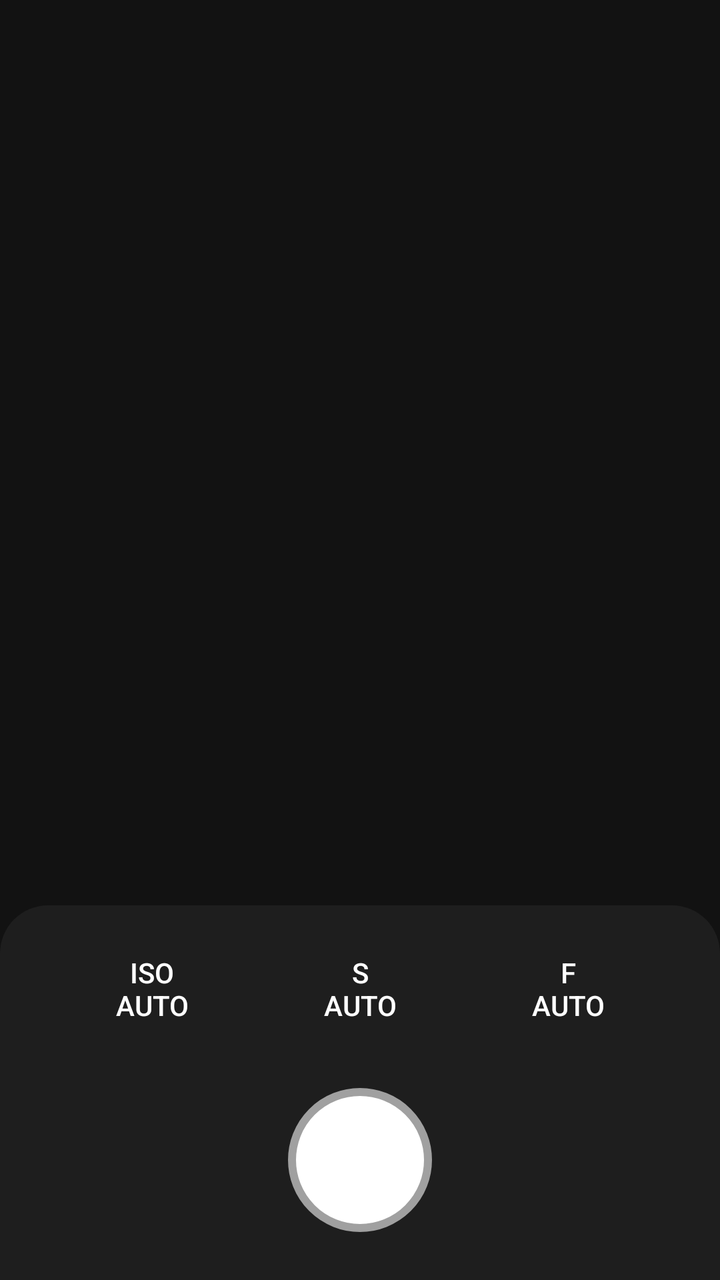
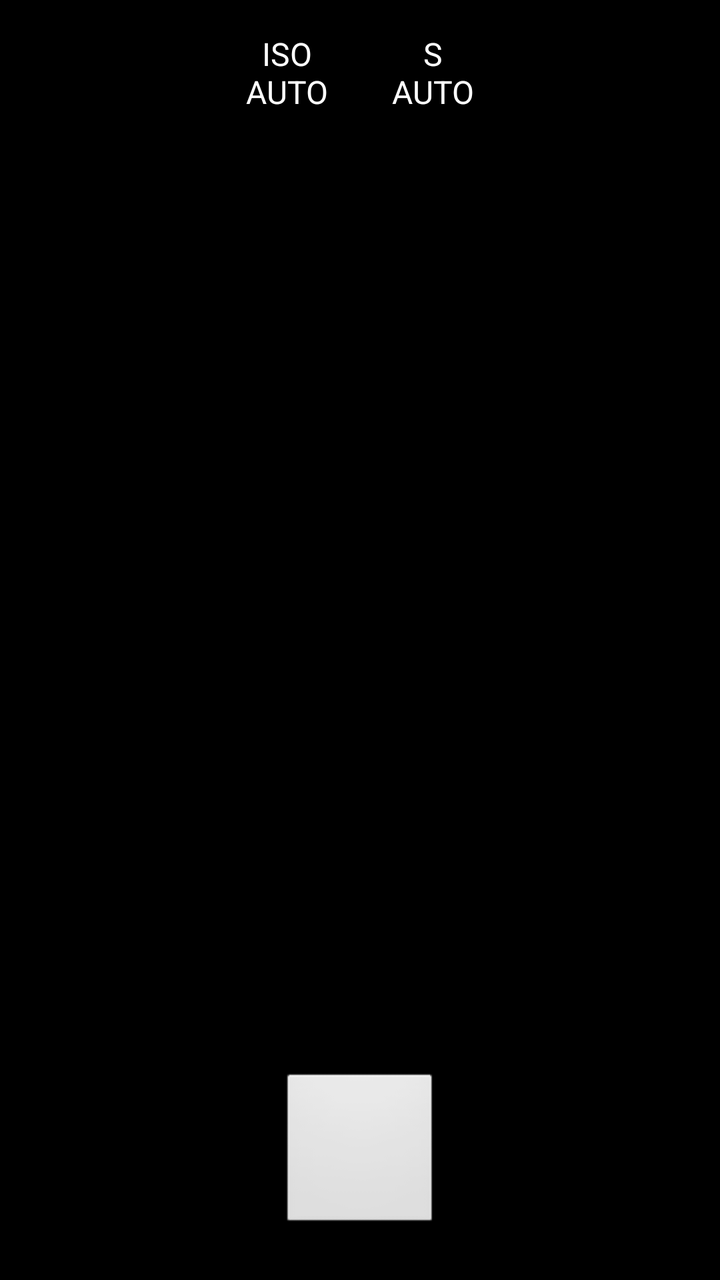

Before-and-after screenshots of an Android layout around one commit, followed by the original layout XML and the change that was made.
<!-- AndroidManifest.xml: application theme android:Theme.DeviceDefault.NoActionBar -->
<!-- res/layout/activity_main.xml -->
<?xml version="1.0" encoding="utf-8"?>
<RelativeLayout xmlns:android="http://schemas.android.com/apk/res/android"
    android:layout_width="match_parent"
    android:layout_height="match_parent"
    android:background="@color/theme_bg_dark">

    <TextureView
        android:id="@+id/view_finder"
        android:layout_width="match_parent"
        android:layout_height="match_parent" />

    <LinearLayout
        android:layout_width="match_parent"
        android:layout_height="wrap_content"
        android:layout_alignParentBottom="true"
        android:background="@drawable/bg_bottom_panel"
        android:orientation="vertical"
        android:padding="24dp">

        <LinearLayout
            android:layout_width="match_parent"
            android:layout_height="wrap_content"
            android:orientation="horizontal"
            android:gravity="center"
            android:layout_marginBottom="32dp">
            
            <TextView
                android:id="@+id/btn_iso"
                android:layout_width="0dp"
                android:layout_height="wrap_content"
                android:layout_weight="1"
                android:text="ISO\nAUTO"
                android:textAlignment="center"
                android:fontFamily="sans-serif-medium"
                android:textColor="@color/theme_text_primary"
                android:textSize="14sp" />
                
            <TextView
                android:id="@+id/btn_shutter_speed"
                android:layout_width="0dp"
                android:layout_height="wrap_content"
                android:layout_weight="1"
                android:text="S\nAUTO"
                android:textAlignment="center"
                android:fontFamily="sans-serif-medium"
                android:textColor="@color/theme_text_primary"
                android:textSize="14sp" />
                
            <TextView
                android:id="@+id/btn_focus"
                android:layout_width="0dp"
                android:layout_height="wrap_content"
                android:layout_weight="1"
                android:text="F\nAUTO"
                android:textAlignment="center"
                android:fontFamily="sans-serif-medium"
                android:textColor="@color/theme_text_primary"
                android:textSize="14sp" />
                
        </LinearLayout>

        <View
            android:id="@+id/btn_capture"
            android:layout_width="72dp"
            android:layout_height="72dp"
            android:layout_gravity="center"
            android:background="@drawable/bg_shutter" />

    </LinearLayout>
</RelativeLayout>
<!-- resources referenced by this layout -->
<resources>
  <color name="theme_bg_dark">#121212</color>
  <color name="theme_text_primary">#FFFFFF</color>
  <!-- drawable bg_bottom_panel (drawable) -->
  <?xml version="1.0" encoding="utf-8"?>
  <shape xmlns:android="http://schemas.android.com/apk/res/android">
      <solid android:color="@color/theme_surface" />
      <corners android:topLeftRadius="24dp" android:topRightRadius="24dp" />
  </shape>
  <!-- drawable bg_shutter (drawable) -->
  <?xml version="1.0" encoding="utf-8"?>
  <shape xmlns:android="http://schemas.android.com/apk/res/android" android:shape="oval">
      <solid android:color="@color/theme_text_primary" />
      <stroke android:width="4dp" android:color="@color/theme_text_secondary" />
  </shape>
  <color name="theme_surface">#1E1E1E</color>
  <color name="theme_text_secondary">#A0A0A0</color>
</resources>

<!-- the commit's change to res/layout/activity_main.xml (unified diff, before → after) -->
@@ -2,7 +2,7 @@
 <RelativeLayout xmlns:android="http://schemas.android.com/apk/res/android"
     android:layout_width="match_parent"
     android:layout_height="match_parent"
-    android:background="@color/theme_bg_dark">
+    android:background="#000000">
 
     <TextureView
         android:id="@+id/view_finder"
@@ -12,59 +12,51 @@
     <LinearLayout
         android:layout_width="match_parent"
         android:layout_height="wrap_content"
+        android:layout_alignParentTop="true"
+        android:orientation="horizontal"
+        android:padding="16dp"
+        android:gravity="center"
+        android:background="#44000000">
+
+        <TextView
+            android:id="@+id/btn_iso"
+            android:layout_width="wrap_content"
+            android:layout_height="wrap_content"
+            android:text="ISO\nAUTO"
+            android:textColor="#FFFFFF"
+            android:textSize="16sp"
+            android:textAlignment="center"
+            android:layout_marginEnd="32dp"/>
+
+        <TextView
+            android:id="@+id/btn_shutter_speed"
+            android:layout_width="wrap_content"
+            android:layout_height="wrap_content"
+            android:text="S\nAUTO"
+            android:textColor="#FFFFFF"
+            android:textSize="16sp"
+            android:textAlignment="center" />
+    </LinearLayout>
+
+    <ImageView
+        android:id="@+id/thumbnail_view"
+        android:layout_width="60dp"
+        android:layout_height="60dp"
         android:layout_alignParentBottom="true"
-        android:background="@drawable/bg_bottom_panel"
-        android:orientation="vertical"
-        android:padding="24dp">
+        android:layout_alignParentStart="true"
+        android:layout_margin="24dp"
+        android:scaleType="centerCrop"
+        android:background="#44000000"
+        android:clickable="true"
+        android:focusable="true" />
 
-        <LinearLayout
-            android:layout_width="match_parent"
-            android:layout_height="wrap_content"
-            android:orientation="horizontal"
-            android:gravity="center"
-            android:layout_marginBottom="32dp">
-            
-            <TextView
-                android:id="@+id/btn_iso"
-                android:layout_width="0dp"
-                android:layout_height="wrap_content"
-                android:layout_weight="1"
-                android:text="ISO\nAUTO"
-                android:textAlignment="center"
-                android:fontFamily="sans-serif-medium"
-                android:textColor="@color/theme_text_primary"
-                android:textSize="14sp" />
-                
-            <TextView
-                android:id="@+id/btn_shutter_speed"
-                android:layout_width="0dp"
-                android:layout_height="wrap_content"
-                android:layout_weight="1"
-                android:text="S\nAUTO"
-                android:textAlignment="center"
-                android:fontFamily="sans-serif-medium"
-                android:textColor="@color/theme_text_primary"
-                android:textSize="14sp" />
-                
-            <TextView
-                android:id="@+id/btn_focus"
-                android:layout_width="0dp"
-                android:layout_height="wrap_content"
-                android:layout_weight="1"
-                android:text="F\nAUTO"
-                android:textAlignment="center"
-                android:fontFamily="sans-serif-medium"
-                android:textColor="@color/theme_text_primary"
-                android:textSize="14sp" />
-                
-        </LinearLayout>
+    <View
+        android:id="@+id/btn_capture"
+        android:layout_width="80dp"
+        android:layout_height="80dp"
+        android:layout_alignParentBottom="true"
+        android:layout_centerHorizontal="true"
+        android:layout_marginBottom="24dp"
+        android:background="@android:drawable/btn_default" />
 
-        <View
-            android:id="@+id/btn_capture"
-            android:layout_width="72dp"
-            android:layout_height="72dp"
-            android:layout_gravity="center"
-            android:background="@drawable/bg_shutter" />
-
-    </LinearLayout>
 </RelativeLayout>
<!-- resource entries referenced after the edit -->
@@ -1,20 +1,5 @@
 <!-- resources referenced by this layout -->
 <resources>
-  <color name="theme_bg_dark">#121212</color>
-  <color name="theme_text_primary">#FFFFFF</color>
-  <!-- drawable bg_bottom_panel (drawable) -->
-  <?xml version="1.0" encoding="utf-8"?>
-  <shape xmlns:android="http://schemas.android.com/apk/res/android">
-      <solid android:color="@color/theme_surface" />
-      <corners android:topLeftRadius="24dp" android:topRightRadius="24dp" />
-  </shape>
-  <!-- drawable bg_shutter (drawable) -->
-  <?xml version="1.0" encoding="utf-8"?>
-  <shape xmlns:android="http://schemas.android.com/apk/res/android" android:shape="oval">
-      <solid android:color="@color/theme_text_primary" />
-      <stroke android:width="4dp" android:color="@color/theme_text_secondary" />
-  </shape>
-  <color name="theme_surface">#1E1E1E</color>
-  <color name="theme_text_secondary">#A0A0A0</color>
+
 </resources>
 
